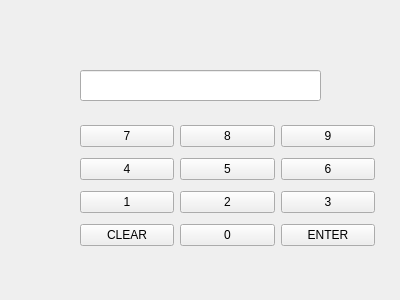
The window that src/views/register_views/pin_view.ui (devforgely/MFA-Simulator) describes before a commit, drawn with Qt 5.
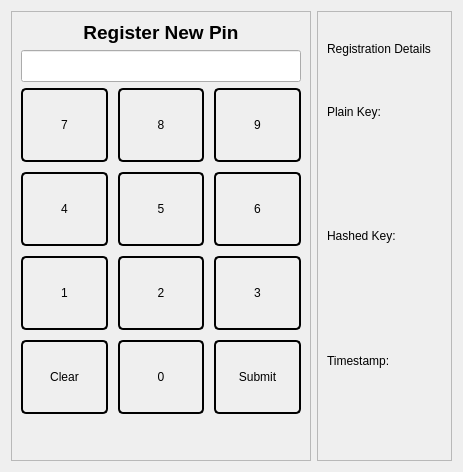
The same window after the commit.

What changed in the file:
```diff
--- a/src/views/register_views/pin_view.ui
+++ b/src/views/register_views/pin_view.ui
@@ -6,33 +6,102 @@
    <rect>
     <x>0</x>
     <y>0</y>
-    <width>400</width>
-    <height>300</height>
+    <width>463</width>
+    <height>472</height>
    </rect>
   </property>
   <property name="windowTitle">
    <string>Form</string>
   </property>
+  <layout class="QHBoxLayout" name="horizontalLayout">
+   <item>
+    <widget class="QFrame" name="left_frame">
+     <property name="minimumSize">
+      <size>
+       <width>300</width>
+       <height>450</height>
+      </size>
+     </property>
+     <property name="maximumSize">
+      <size>
+       <width>300</width>
+       <height>450</height>
+      </size>
+     </property>
+     <property name="frameShape">
+      <enum>QFrame::StyledPanel</enum>
+     </property>
+     <property name="frameShadow">
+      <enum>QFrame::Raised</enum>
+     </property>
+     <layout class="QVBoxLayout" name="verticalLayout">
+      <item>
+       <widget class="QLabel" name="pin_instruction">
+        <property name="maximumSize">
+         <size>
+          <width>16777215</width>
+          <height>45</height>
+         </size>
+        </property>
+        <property name="font">
+         <font>
+          <pointsize>14</pointsize>
+          <weight>75</weight>
+          <bold>true</bold>
+         </font>
+        </property>
+        <property name="text">
+         <string>Register New Pin</string>
+        </property>
+        <property name="alignment">
+         <set>Qt::AlignCenter</set>
+        </property>
+       </widget>
+      </item>
+      <item>
   <widget class="QLineEdit" name="pin_field">
-   <property name="geometry">
-    <rect>
-     <x>80</x>
-     <y>70</y>
-     <width>241</width>
-     <height>31</height>
-    </rect>
-   </property>
-  </widget>
-  <widget class="QWidget" name="gridLayoutWidget">
-   <property name="geometry">
-    <rect>
-     <x>80</x>
-     <y>120</y>
-     <width>295</width>
-     <height>135</height>
-    </rect>
+        <property name="font">
+         <font>
+          <pointsize>15</pointsize>
+         </font>
+        </property>
+        <property name="maxLength">
+         <number>10</number>
+        </property>
+        <property name="alignment">
+         <set>Qt::AlignCenter</set>
+        </property>
+        <property name="readOnly">
+         <bool>true</bool>
+        </property>
+       </widget>
+      </item>
+      <item>
+       <widget class="QFrame" name="gridFrame">
+        <property name="styleSheet">
+         <string notr="true">QPushButton {
+	width: 70px;
+	height: 70px;
+	border: 2px solid black;
+	border-radius: 5px;
+}</string>
    </property>
    <layout class="QGridLayout" name="gridLayout" rowstretch="0,0,0,0,0">
+         <property name="leftMargin">
+          <number>0</number>
+         </property>
+         <property name="topMargin">
+          <number>0</number>
+         </property>
+         <property name="rightMargin">
+          <number>0</number>
+         </property>
+         <property name="bottomMargin">
+          <number>0</number>
+         </property>
+         <property name="spacing">
+          <number>10</number>
+         </property>
     <item row="2" column="1">
      <widget class="QPushButton" name="btn5">
       <property name="text">
@@ -99,7 +168,7 @@
     <item row="4" column="0">
      <widget class="QPushButton" name="clear_btn">
       <property name="text">
-       <string>CLEAR</string>
+            <string>Clear</string>
       </property>
      </widget>
     </item>
@@ -113,12 +182,91 @@
     <item row="4" column="2">
      <widget class="QPushButton" name="enter_btn">
       <property name="text">
-       <string>ENTER</string>
+            <string>Submit</string>
       </property>
      </widget>
     </item>
    </layout>
   </widget>
+      </item>
+      <item>
+       <spacer name="verticalSpacer">
+        <property name="orientation">
+         <enum>Qt::Vertical</enum>
+        </property>
+        <property name="sizeHint" stdset="0">
+         <size>
+          <width>20</width>
+          <height>40</height>
+         </size>
+        </property>
+       </spacer>
+      </item>
+     </layout>
+    </widget>
+   </item>
+   <item>
+    <widget class="QFrame" name="right_frame">
+     <property name="frameShape">
+      <enum>QFrame::StyledPanel</enum>
+     </property>
+     <property name="frameShadow">
+      <enum>QFrame::Raised</enum>
+     </property>
+     <layout class="QVBoxLayout" name="verticalLayout_2">
+      <item>
+       <widget class="QLabel" name="label">
+        <property name="text">
+         <string>Registration Details</string>
+        </property>
+       </widget>
+      </item>
+      <item>
+       <widget class="QLabel" name="label_2">
+        <property name="text">
+         <string>Plain Key:</string>
+        </property>
+       </widget>
+      </item>
+      <item>
+       <widget class="QLabel" name="plain_key_label">
+        <property name="text">
+         <string/>
+        </property>
+       </widget>
+      </item>
+      <item>
+       <widget class="QLabel" name="label_3">
+        <property name="text">
+         <string>Hashed Key:</string>
+        </property>
+       </widget>
+      </item>
+      <item>
+       <widget class="QLabel" name="hashed_key_label">
+        <property name="text">
+         <string/>
+        </property>
+       </widget>
+      </item>
+      <item>
+       <widget class="QLabel" name="label_4">
+        <property name="text">
+         <string>Timestamp:</string>
+        </property>
+       </widget>
+      </item>
+      <item>
+       <widget class="QLabel" name="timestamp_label">
+        <property name="text">
+         <string/>
+        </property>
+       </widget>
+      </item>
+     </layout>
+    </widget>
+   </item>
+  </layout>
  </widget>
  <resources/>
  <connections/>
```
Left out of the diff: 2 changed lines with no effect on the pictures. Lines whose indentation alone changed are shown as unchanged.
